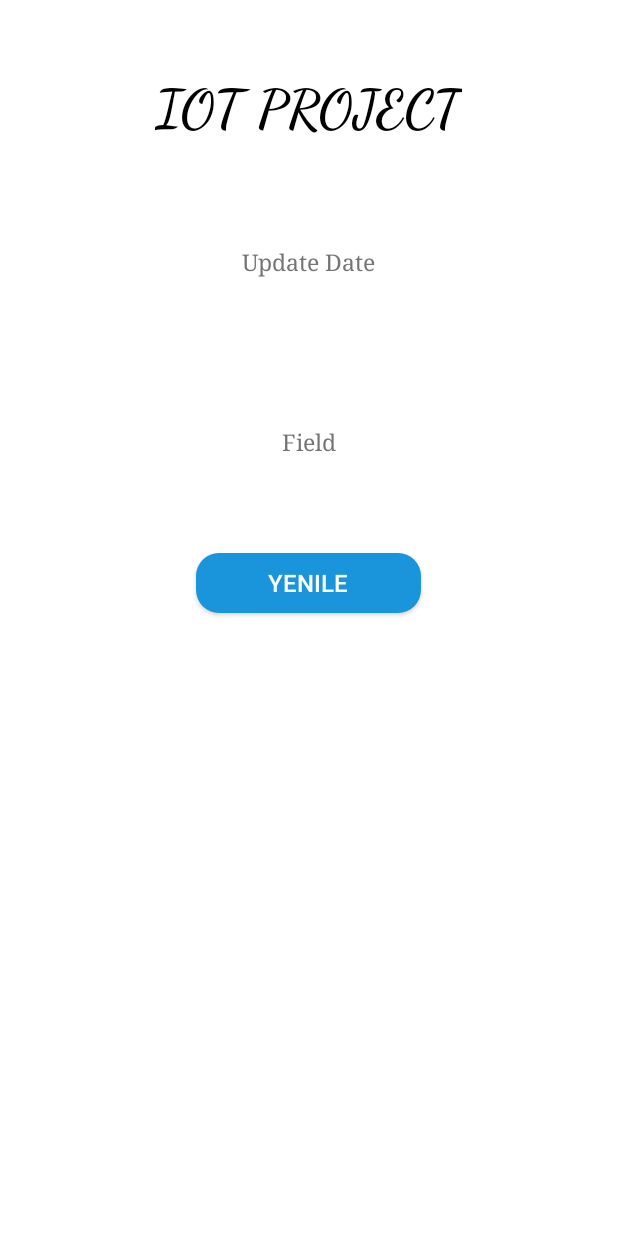
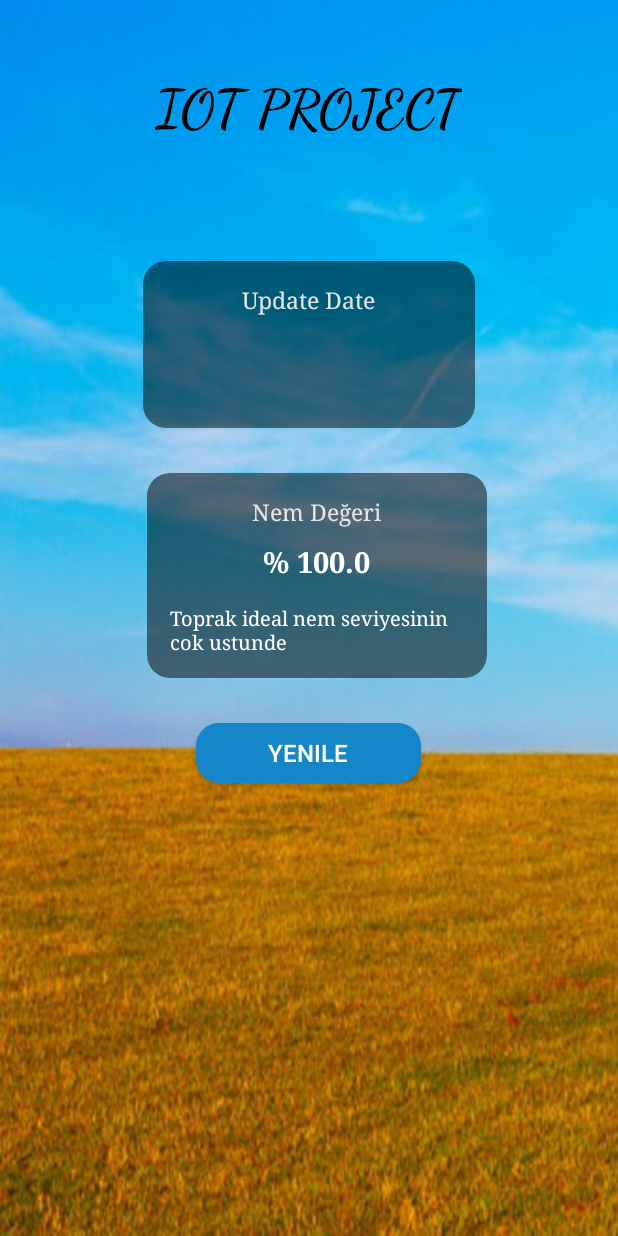
Before and after one commit to cmFodWx5YWRhdjEyMTA5/IoT-Mobile-App, an Android app: the screen it shows after launch (MainActivity), on a phone screen of 412 x 824 dp. Run offline under Robolectric (Android 15) with nearby library versions, the phone set to English and light mode, and no system bars; our stand-ins replace Timber; network calls fail; 3 statements that could not run were skipped.

Commit message:
Yuzde gösterimi

```diff
--- a/Android/app/src/main/java/com/umutsoysal/iot/MainActivity.java
+++ b/Android/app/src/main/java/com/umutsoysal/iot/MainActivity.java
@@ -39,7 +39,7 @@ public class MainActivity extends Activity {
     static JSONObject jObj = null;
     String created_at,entry_id,field1;
     String update_date,gun;
-    TextView update,field,day;
+    TextView update,field,day,mesaj;
     Button yinele;
     @Override
     protected void onCreate(Bundle savedInstanceState) {
@@ -50,6 +50,7 @@ public class MainActivity extends Activity {
         field=(TextView)findViewById(R.id.field);
         day=(TextView)findViewById(R.id.day);
         yinele=(Button)findViewById(R.id.guncelle);
+        mesaj=(TextView)findViewById(R.id.mesaj);
 
         new GetData().execute();
 
@@ -89,8 +90,32 @@ public class MainActivity extends Activity {
         {
             dialog.dismiss();
 
+
             update.setText(update_date);
-            field.setText(field1);
+            String[] dd=field1.split("r");
+            double nem=Double.parseDouble(dd[0].substring(0,dd[0].length()-1));
+
+
+            double yuzde=10.23;
+            double deger=nem/yuzde;
+            double deger2=100-deger;
+            field.setText("% "+String.valueOf(deger2).substring(0,5));
+
+            if(nem<=300)
+            {
+                mesaj.setText("Toprak ideal nem seviyesinin cok ustunde");
+            }
+            else if(nem > 300 && nem <= 450)
+            {
+                mesaj.setText("Toprak ideal nem seviyesinin ustunde");
+            }else if(nem > 450 && nem <= 700)
+            {
+                mesaj.setText("Toprak ideal nem seviyesinde");
+            }
+            else if(nem >700 && nem <= 1024)
+            {
+                mesaj.setText("Toprak ideal nem seviyesinin altinda ve sulanması gerekmektedir.");
+            }
             day.setText(gun);
 
         }
@@ -137,8 +162,24 @@ public class MainActivity extends Activity {
             if (Integer.parseInt(dat[1]) >= 0 && Integer.parseInt(dat[1]) <= 11 ) {
                 month = months[Integer.parseInt(dat[1])];
             }
-          update_date=dat[1]+" "+month+" "+dat[0].substring(1)+" ,"+dat2[0];
-            gun=dat2[1];
+            if(Integer.parseInt(dat[1])==12)
+            {
+                month="Aralık";
+            }
+          update_date=dat2[0]+" "+month+" ,"+dat[0].substring(1);
+            String[] x=dat2[1].split(":");
+            int saat=Integer.parseInt(x[0])+3;
+            if(saat>=24)
+            {
+                saat=saat-24;
+                if(saat<10)
+                {
+                    gun="0"+String.valueOf(saat)+":"+x[1];
+                }
+            }
+            else {
+                gun = String.valueOf(saat) + ":" + x[1];
+            }
         }
 
     }
--- a/Android/app/src/main/res/layout/activity_main.xml
+++ b/Android/app/src/main/res/layout/activity_main.xml
@@ -4,7 +4,7 @@
     xmlns:tools="http://schemas.android.com/tools"
     android:layout_width="match_parent"
     android:layout_height="match_parent"
-    android:background="#ffffff"
+    android:background="@drawable/field"
     tools:context="com.umutsoysal.iot.MainActivity">
 
 
@@ -25,14 +25,24 @@
             android:fontFamily="cursive"
             android:textStyle="bold"
             />
+    <LinearLayout xmlns:android="http://schemas.android.com/apk/res/android"
+        android:orientation="vertical"
+        android:layout_width="fill_parent"
+        android:layout_marginRight="95dp"
+        android:layout_marginLeft="95dp"
+        android:layout_gravity="center"
+        android:padding="15dp"
+        android:background="@drawable/rounded_edittext"
+        android:backgroundTint="#80000000"
+        android:layout_marginTop="80dp"
+        android:layout_height="wrap_content">
         <TextView
             android:layout_width="wrap_content"
             android:layout_height="wrap_content"
             android:text="Update Date"
             android:layout_gravity="center"
-            android:textColor="#747474"
+            android:textColor="#e6e6e6"
             android:fontFamily="serif"
-            android:layout_marginTop="70dp"
             android:textSize="15dp"
             />
         <TextView
@@ -40,8 +50,9 @@
             android:layout_height="wrap_content"
             android:text="29 eylül 2017"
             android:layout_gravity="center"
-            android:textColor="#000000"
+            android:textColor="#ffffff"
             android:fontFamily="serif"
+            android:textStyle="bold"
             android:id="@+id/date"
             android:layout_marginTop="10dp"
             android:textSize="18dp"
@@ -58,15 +69,26 @@
             android:textSize="18dp"
             />
 
+        </LinearLayout>
 
+    <LinearLayout xmlns:android="http://schemas.android.com/apk/res/android"
+        android:orientation="vertical"
+        android:layout_width="fill_parent"
+        android:layout_marginRight="90dp"
+        android:layout_marginLeft="95dp"
+        android:layout_gravity="center"
+        android:padding="15dp"
+        android:background="@drawable/rounded_edittext"
+        android:backgroundTint="#80000000"
+        android:layout_marginTop="30dp"
+        android:layout_height="wrap_content">
         <TextView
             android:layout_width="wrap_content"
             android:layout_height="wrap_content"
-            android:text="Field"
+            android:text="Nem Değeri"
             android:layout_gravity="center"
-            android:textColor="#747474"
+            android:textColor="#e6e6e6"
             android:fontFamily="serif"
-            android:layout_marginTop="40dp"
             android:textSize="15dp"
             />
         <TextView
@@ -75,11 +97,24 @@
             android:text="942"
             android:id="@+id/field"
             android:layout_gravity="center"
-            android:textColor="#000000"
+            android:textColor="#ffffff"
             android:fontFamily="serif"
+            android:textStyle="bold"
             android:layout_marginTop="10dp"
-            android:textSize="18dp"
+            android:textSize="19dp"
             />
+
+        <TextView
+            android:layout_width="wrap_content"
+            android:layout_height="wrap_content"
+            android:text="Toprak ideal nem seviyesinin altinda ve sulanması gerekmektedir."
+            android:id="@+id/mesaj"
+            android:textColor="#ffffff"
+            android:fontFamily="serif"
+            android:layout_marginTop="15dp"
+            android:textSize="13dp"
+            />
+        </LinearLayout>
 
 
         <Button
@@ -90,7 +125,7 @@
             android:textSize="16dp"
             android:id="@+id/guncelle"
             android:background="@drawable/rounded_edittext"
-            android:backgroundTint="#1a94da"
+            android:backgroundTint="#1586c7"
             android:textColor="#ffffff"
             android:text="Yenile"/>
 
```
Also changed, not shown: Android/app/src/main/res/drawable/field.jpg (added).
